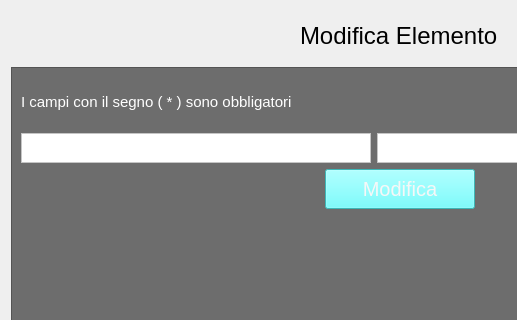
Before: the Qt Designer form Dipendente/View/VistaUI/formModifica.ui in Accout-Personal/PythonClient, drawn with Qt 5; both pictures show x 0 to 517 and y 0 to 320 of the 800 by 600 pixel window.
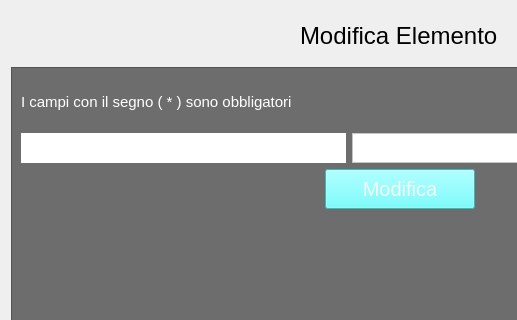
After: the same form once the commit is applied.

```diff
--- a/Dipendente/View/VistaUI/formModifica.ui
+++ b/Dipendente/View/VistaUI/formModifica.ui
@@ -98,23 +98,17 @@
        <item>
         <layout class="QHBoxLayout" name="horizontalLayout">
          <item>
-          <widget class="QTextEdit" name="textEdit">
+          <widget class="QLabel" name="label_3">
            <property name="sizePolicy">
-            <sizepolicy hsizetype="Expanding" vsizetype="Fixed">
+            <sizepolicy hsizetype="Expanding" vsizetype="Preferred">
              <horstretch>0</horstretch>
              <verstretch>0</verstretch>
             </sizepolicy>
            </property>
-           <property name="minimumSize">
-            <size>
-             <width>0</width>
-             <height>0</height>
-            </size>
-           </property>
            <property name="maximumSize">
             <size>
-             <width>350</width>
-             <height>30</height>
+             <width>325</width>
+             <height>16777215</height>
             </size>
            </property>
            <property name="font">
@@ -125,12 +119,8 @@
            <property name="styleSheet">
             <string notr="true">background-color: rgb(255, 255, 255);</string>
            </property>
-           <property name="html">
-            <string>&lt;!DOCTYPE HTML PUBLIC &quot;-//W3C//DTD HTML 4.0//EN&quot; &quot;http://www.w3.org/TR/REC-html40/strict.dtd&quot;&gt;
-&lt;html&gt;&lt;head&gt;&lt;meta name=&quot;qrichtext&quot; content=&quot;1&quot; /&gt;&lt;style type=&quot;text/css&quot;&gt;
-p, li { white-space: pre-wrap; }
-&lt;/style&gt;&lt;/head&gt;&lt;body style=&quot; font-family:'MS Shell Dlg 2'; font-size:9pt; font-weight:400; font-style:normal;&quot;&gt;
-&lt;p style=&quot;-qt-paragraph-type:empty; margin-top:0px; margin-bottom:0px; margin-left:0px; margin-right:0px; -qt-block-indent:0; text-indent:0px; font-size:8.25pt;&quot;&gt;&lt;br /&gt;&lt;/p&gt;&lt;/body&gt;&lt;/html&gt;</string>
+           <property name="text">
+            <string/>
            </property>
           </widget>
          </item>
```
